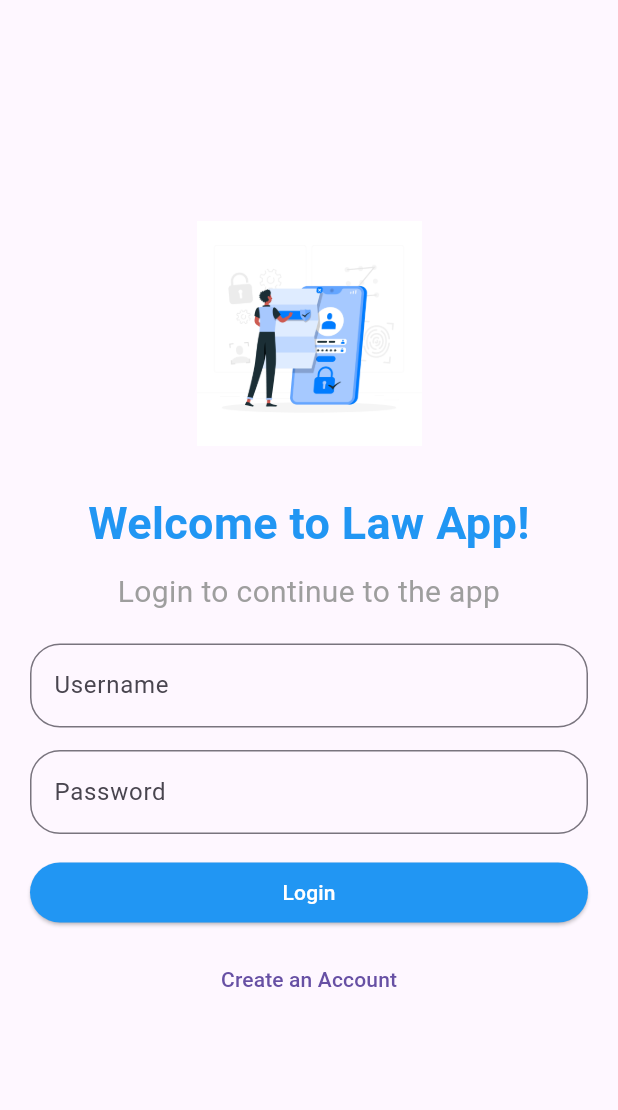
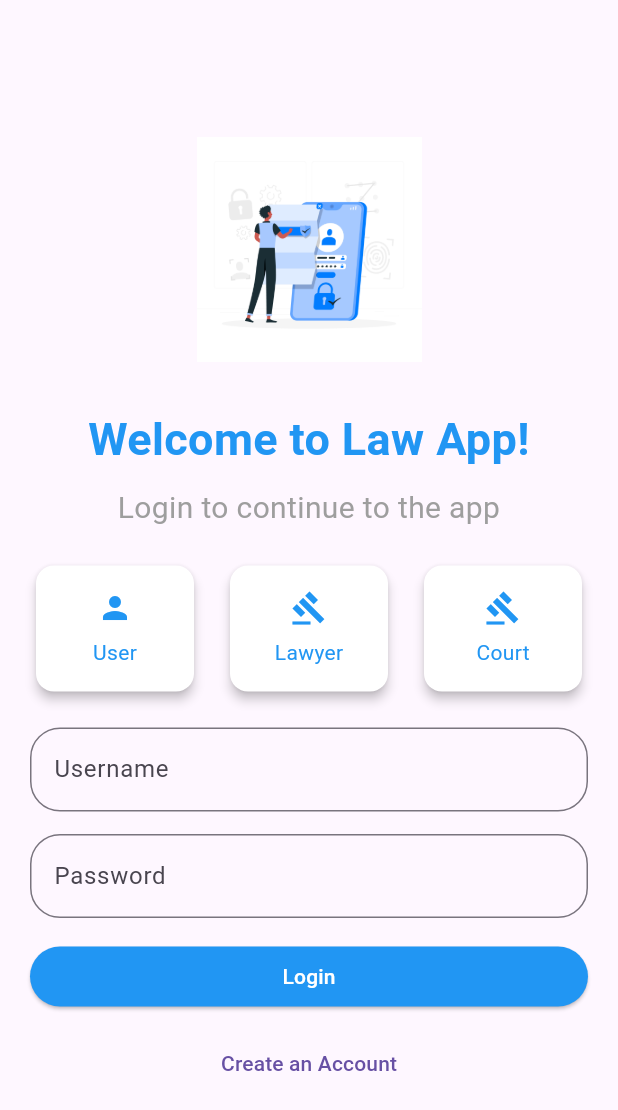
Before and after one commit to IshanSangani/Law-App, a Flutter app: the screen it shows after launch, after a tap on "SKIP", on a phone screen of 412 x 824 dp. Shown: the top 1110 px of the screen. Run offline on Flutter 3.47's test engine with Material 3 defaults, Android fonts, the phone set to English and light mode, and no system bars; our stand-ins replace intro_slider, webview_flutter.

Commit message:
Court.dart added

```diff
--- a/lib/lawyers.dart
+++ b/lib/lawyers.dart
@@ -153,7 +153,7 @@ class _LawyersListScreenState extends State<LawyersListScreen> {
             case 2:
               Navigator.push(
                 context,
-                MaterialPageRoute(builder: (context) => const ChatBotScreen()),
+                MaterialPageRoute(builder: (context) =>  ChatBotScreen()),
               );
               break;
             case 3:
--- a/lib/login.dart
+++ b/lib/login.dart
@@ -1,8 +1,14 @@
 import 'package:flutter/material.dart';
 import 'package:law_app/lawyers.dart'; // Importing user.dart
+import 'package:law_app/court.dart'; // Importing user.dart
 
-class LoginPage extends StatelessWidget {
-  const LoginPage({Key? key});
+class LoginPage extends StatefulWidget {
+  @override
+  _LoginPageState createState() => _LoginPageState();
+}
+
+class _LoginPageState extends State<LoginPage> {
+  String? _selectedRole;
 
   @override
   Widget build(BuildContext context) {
@@ -39,6 +45,110 @@ class LoginPage extends StatelessWidget {
                   ),
                 ),
                 const SizedBox(height: 20.0),
+                Row(
+                  mainAxisAlignment: MainAxisAlignment.center,
+                  children: [
+                    Expanded(
+                      child: GestureDetector(
+                        onTap: () {
+                          setState(() {
+                            _selectedRole = 'user';
+                          });
+                        },
+                        child: Card(
+                          elevation: 3,
+                          color: _selectedRole == 'user' ? Colors.blue : Colors.white,
+                          child: Padding(
+                            padding: const EdgeInsets.all(16.0),
+                            child: Column(
+                              mainAxisAlignment: MainAxisAlignment.center,
+                              children: [
+                                Icon(
+                                  Icons.person,
+                                  color: _selectedRole == 'user' ? Colors.white : Colors.blue,
+                                ),
+                                const SizedBox(height: 8.0),
+                                Text(
+                                  'User',
+                                  style: TextStyle(
+                                    color: _selectedRole == 'user' ? Colors.white : Colors.blue,
+                                  ),
+                                ),
+                              ],
+                            ),
+                          ),
+                        ),
+                      ),
+                    ),
+                    const SizedBox(width: 16.0),
+                    Expanded(
+                      child: GestureDetector(
+                        onTap: () {
+                          setState(() {
+                            _selectedRole = 'lawyer';
+                          });
+                        },
+                        child: Card(
+                          elevation: 3,
+                          color: _selectedRole == 'lawyer' ? Colors.blue : Colors.white,
+                          child: Padding(
+                            padding: const EdgeInsets.all(16.0),
+                            child: Column(
+                              mainAxisAlignment: MainAxisAlignment.center,
+                              children: [
+                                Icon(
+                                  Icons.gavel,
+                                  color: _selectedRole == 'lawyer' ? Colors.white : Colors.blue,
+                                ),
+                                const SizedBox(height: 8.0),
+                                Text(
+                                  'Lawyer',
+                                  style: TextStyle(
+                                    color: _selectedRole == 'lawyer' ? Colors.white : Colors.blue,
+                                  ),
+                                ),
+                              ],
+                            ),
+                          ),
+                        ),
+                      ),
+                    ),
+                    const SizedBox(width: 16.0),
+                    Expanded(
+                      child: GestureDetector(
+                        onTap: () {
+                          setState(() {
+                            _selectedRole = 'court';
+                          });
+                        },
+                        child: Card(
+                          elevation: 3,
+                          color: _selectedRole == 'court' ? Colors.blue : Colors.white,
+                          child: Padding(
+                            padding: const EdgeInsets.all(16.0),
+                            child: Column(
+                              mainAxisAlignment: MainAxisAlignment.center,
+                              children: [
+                                Icon(
+                                  Icons.gavel,
+                                  color: _selectedRole == 'court' ? Colors.white : Colors.blue,
+                                ),
+                                const SizedBox(height: 8.0),
+                                Text(
+                                  'Court',
+                                  style: TextStyle(
+                                    color: _selectedRole == 'court' ? Colors.white : Colors.blue,
+                                  ),
+                                ),
+                              ],
+                            ),
+                          ),
+                        ),
+                      ),
+                    ),
+                  ],
+                ),
+                const SizedBox(height: 20.0),
                 TextField(
                   decoration: InputDecoration(
                     labelText: 'Username',
@@ -64,12 +174,22 @@ class LoginPage extends StatelessWidget {
                 const SizedBox(height: 15.0),
                 ElevatedButton(
                   onPressed: () {
-                    // Navigate to user.dart when the login button is clicked
-                    Navigator.push(
-                      context,
-                      MaterialPageRoute(
-                          builder: (context) => LawyersListScreen()),
-                    );
+                    if (_selectedRole == 'user') {
+                      Navigator.push(
+                        context,
+                        MaterialPageRoute(builder: (context) => LawyersListScreen()),
+                      );
+                    } else if (_selectedRole == 'lawyer') {
+                      Navigator.push(
+                        context,
+                        MaterialPageRoute(builder: (context) => CourtPOV()),
+                      );
+                    } else if (_selectedRole == 'court') {
+                      Navigator.push(
+                        context,
+                        MaterialPageRoute(builder: (context) => CourtPOV()),
+                      );
+                    }
                   },
                   style: ButtonStyle(
                     backgroundColor:
@@ -86,8 +206,7 @@ class LoginPage extends StatelessWidget {
                     // Navigate to user.dart when the "Create an Account" button is clicked
                     Navigator.push(
                       context,
-                      MaterialPageRoute(
-                          builder: (context) =>  LawyersListScreen()),
+                      MaterialPageRoute(builder: (context) => LawyersListScreen()),
                     );
                   },
                   child: const Text('Create an Account'),
--- a/lib/slider.dart
+++ b/lib/slider.dart
@@ -88,7 +88,7 @@ class _SliderScreenState extends State<SliderScreen> {
   void _navigateToLogin() {
     Navigator.pushReplacement(
       context,
-      MaterialPageRoute(builder: (context) => const LoginPage()),
+      MaterialPageRoute(builder: (context) => LoginPage()),
     );
   }
 }
```
Also changed, not shown: lib/court.dart (added, +102 -0 lines).
